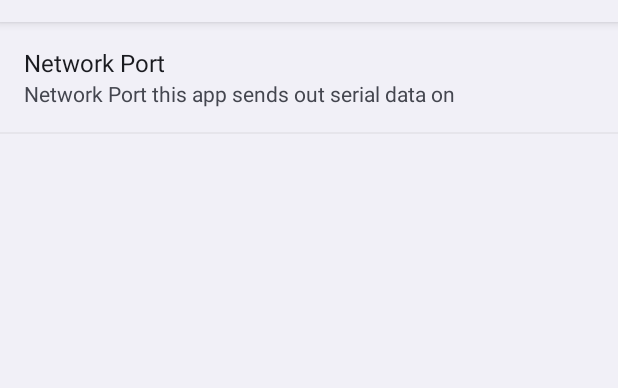
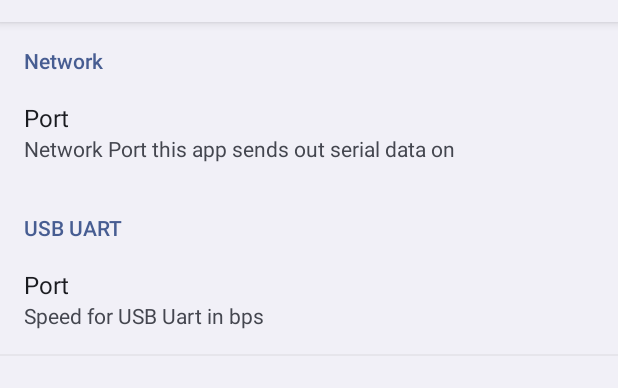
Before and after one commit to maks/UartBridge, an Android app: the SettingsActivity screen opened directly, with no data from a screen before it, on a phone screen of 412 x 824 dp, the part 62-450 px from its top. Run offline under Robolectric (Android 15) with nearby library versions, the phone set to English and light mode, and no system bars; our stand-ins replace Timber; 3 statements that could not run were skipped.

Commit message:
Add user pref for Usb Uart bit rate

```diff
--- a/app/src/main/java/com/manichord/uartbridge/PrefHelper.java
+++ b/app/src/main/java/com/manichord/uartbridge/PrefHelper.java
@@ -40,6 +40,10 @@ public class PrefHelper {
         return getInt(mContext.getString(R.string.network_port_preference));
     }
 
+    public int getUsbSpeed() {
+        return getInt(mContext.getString(R.string.usb_speed_preference));
+    }
+
     private void edit(String name, String value) {
         SharedPreferences.Editor editor = mPrefs.edit();
         editor.putString(name, value);
--- a/app/src/main/res/values/strings.xml
+++ b/app/src/main/res/values/strings.xml
@@ -6,9 +6,17 @@
     <string name="send_output_text">Send To Serial Port</string>
 
     <!-- Aka User Settings -->
-    <string name="title_network_port_preference">Network Port</string>
+    <string name="title_network_port_preference">Port</string>
     <string name="summary_network_port_preference">Network Port this app sends out serial data on</string>
+    <string name="pref_category_usb_title">USB UART</string>
+    <string name="pref_category_network_title">Network</string>
+    <string name="summary_usb_speed_preference">Speed for USB Uart in bps</string>
 
     <!-- Pref keys -->
     <string translatable="false" name="network_port_preference">pref_network_port</string>
+    <string translatable="false" name="pref_category_usb_key">usb_category_key</string>
+    <string translatable="false" name="pref_category_network_key">network_category_key</string>
+    <string translatable="false" name="usb_speed_preference">pref_usb_speed</string>
+    <string translatable="false" name="port_default">4353</string>
+    <string translatable="false" name="usb_speed_default">9600</string>
 </resources>
--- a/app/src/main/res/xml/preferences.xml
+++ b/app/src/main/res/xml/preferences.xml
@@ -2,9 +2,27 @@
 <PreferenceScreen
     xmlns:android="http://schemas.android.com/apk/res/android">
 
+    <PreferenceCategory
+        android:title="@string/pref_category_network_title"
+        android:key="@string/pref_category_network_key" >
+
     <com.manichord.uartbridge.IntEditTextPreference
         android:key="@string/network_port_preference"
         android:title="@string/title_network_port_preference"
-        android:defaultValue="4353"
+        android:defaultValue="@string/port_default"
         android:summary="@string/summary_network_port_preference" />
+
+    </PreferenceCategory>
+
+    <PreferenceCategory
+        android:title="@string/pref_category_usb_title"
+        android:key="@string/pref_category_usb_key" >
+
+        <com.manichord.uartbridge.IntEditTextPreference
+            android:key="@string/usb_speed_preference"
+            android:title="@string/title_network_port_preference"
+            android:defaultValue="@string/usb_speed_default"
+            android:summary="@string/summary_usb_speed_preference" />
+
+    </PreferenceCategory>
 </PreferenceScreen>
```
Also changed, not shown: app/src/main/java/com/manichord/uartbridge/UsbService.java (+8 -9 lines).
